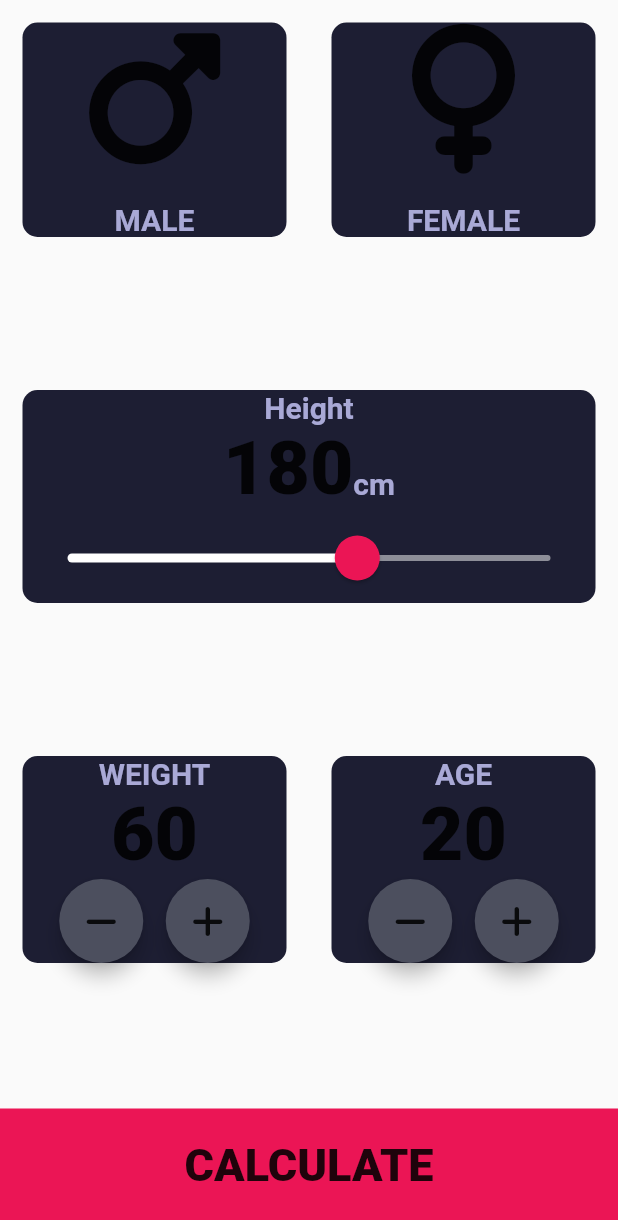
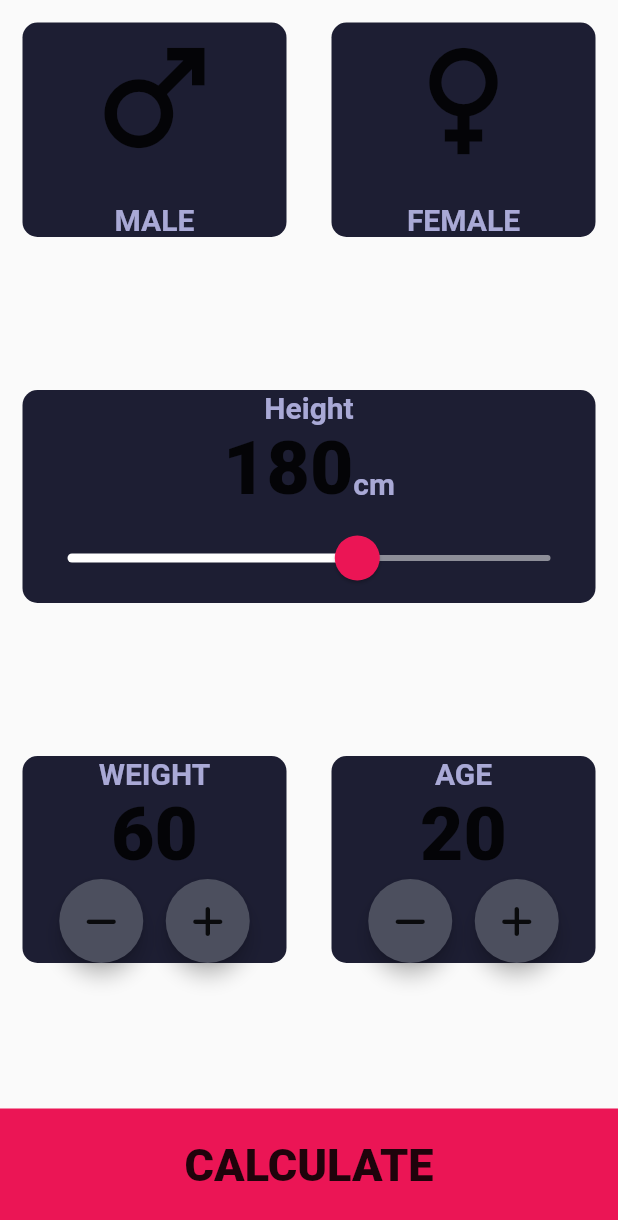
Before and after one commit to pkrenn/wia-bmi-calculator, a Flutter app: the screen it shows after launch, on a phone screen of 412 x 824 dp. Shown: the top 1220 px of the screen. Run offline on Flutter 3.47's test engine with Material 2 defaults, Android fonts, the phone set to English and light mode, and no system bars; our stand-ins replace font_awesome_flutter.

Commit message:
Removed Font Awesome Icons

```diff
--- a/lib/screens/input_page.dart
+++ b/lib/screens/input_page.dart
@@ -45,7 +45,7 @@ class _InputPageState extends State<InputPage> {
                       ? kTapCardColour
                       : kCardColour,
                   cardChild: cardDetails(
-                    cardIcon: FontAwesomeIcons.mars,
+                    cardIcon: Icons.male,
                     cardText: 'MALE',
                   ),
                 ),
@@ -61,7 +61,7 @@ class _InputPageState extends State<InputPage> {
                       ? kTapCardColour
                       : kCardColour,
                   cardChild: cardDetails(
-                    cardIcon: FontAwesomeIcons.venus,
+                    cardIcon: Icons.female,
                     cardText: 'FEMALE',
                   ),
                 ),
```
